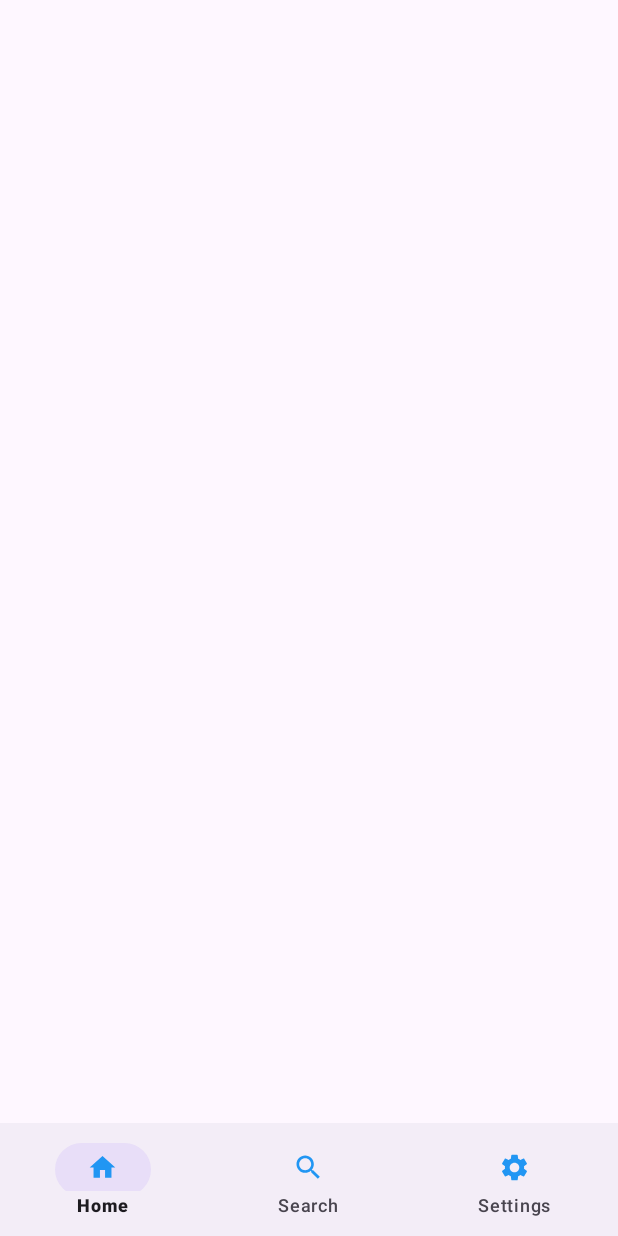
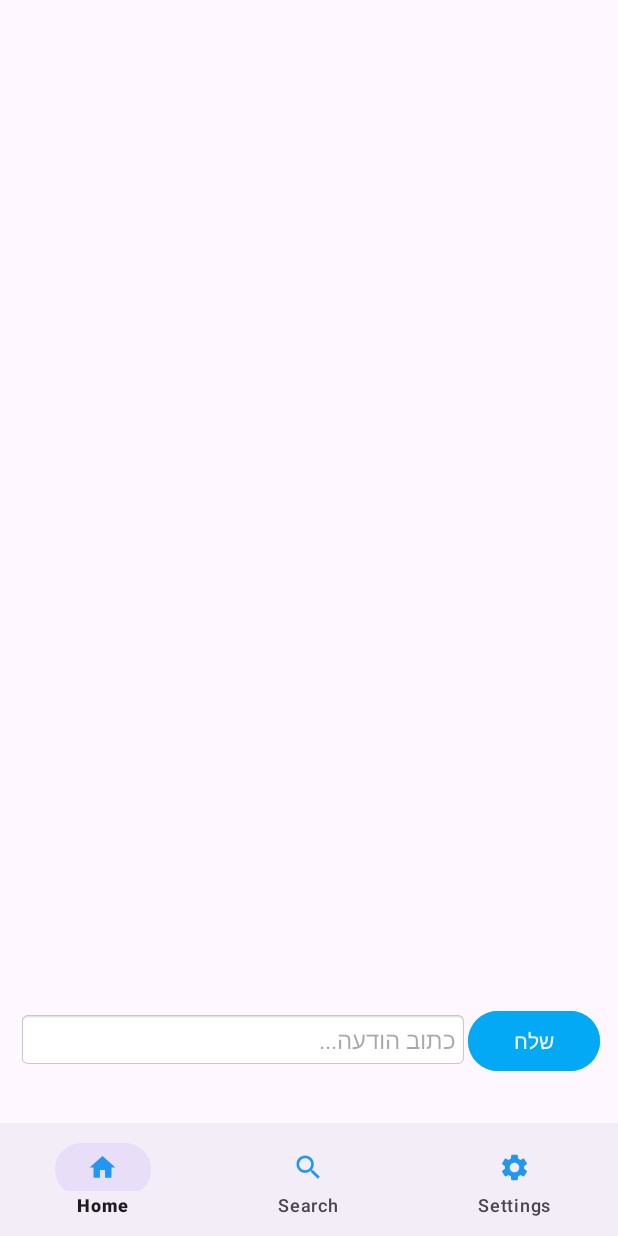
Before and after one commit to ShayKat112/GamerLandRep1, an Android app: the fragment ChatFragment placed in its activity, on a phone screen of 412 x 824 dp. Run offline under Robolectric (Android 15) with nearby library versions, the phone set to English and light mode, and no system bars; our stand-ins replace Firebase (no records; nobody signed in at launch, a user with empty details on screens opened directly); Roboto replaces fonts that are not available here.

Commit message:
safe spot to reload3

```diff
--- a/app/src/main/java/com/example/gamerland/ChatFragment.java
+++ b/app/src/main/java/com/example/gamerland/ChatFragment.java
@@ -33,12 +33,12 @@
     private List<messagemodel> messageList;
     private FirebaseFirestore db;
     private String chatId;
+    private String userId;
 
     @Nullable
     @Override
     public View onCreateView(@NonNull LayoutInflater inflater, @Nullable ViewGroup container, @Nullable Bundle savedInstanceState) {
         View view = inflater.inflate(R.layout.fragment_chat, container, false);
-
         recyclerView = view.findViewById(R.id.recyclerView);
         messageInput = view.findViewById(R.id.messageInput);
         sendButton = view.findViewById(R.id.sendButton);
@@ -52,13 +52,12 @@
             return view;
         }
 
-        messageList = new ArrayList<>();
-        chatAdapter = new ChatAdapter(messageList);
-        recyclerView.setLayoutManager(new LinearLayoutManager(getContext()));
-        recyclerView.setAdapter(chatAdapter);
+       messageList = new ArrayList<>();
+       chatAdapter = new ChatAdapter(messageList);
+      recyclerView.setLayoutManager(new LinearLayoutManager(getContext()));
+      recyclerView.setAdapter(chatAdapter);
 
         loadMessages();
-
         sendButton.setOnClickListener(v -> sendMessage());
 
         return view;
--- a/app/src/main/res/layout/fragment_chat.xml
+++ b/app/src/main/res/layout/fragment_chat.xml
@@ -16,7 +16,7 @@
     <!-- שורת הכנסת ההודעה ושליחת הודעה -->
     <LinearLayout
         android:layout_width="match_parent"
-        android:layout_height="wrap_content"
+        android:layout_height="150dp"
         android:orientation="horizontal"
         android:padding="4dp">
 
@@ -34,6 +34,7 @@
             android:id="@+id/sendButton"
             android:layout_width="wrap_content"
             android:layout_height="wrap_content"
+            android:backgroundTint="#03A9F4"
             android:text="שלח"
             android:padding="8dp"/>
     </LinearLayout>
--- a/app/src/main/res/layout/fragment_search.xml
+++ b/app/src/main/res/layout/fragment_search.xml
@@ -11,6 +11,7 @@
         android:id="@+id/searchView"
         android:layout_width="match_parent"
         android:layout_height="wrap_content"
+        android:background="#8BC1EC"
         android:queryHint="Search Chats" />
 
     <!-- ScrollView for scrolling if there are many results -->
```
Also changed, not shown: app/src/main/java/com/example/gamerland/SearchFragment.java (+21 -9 lines).
